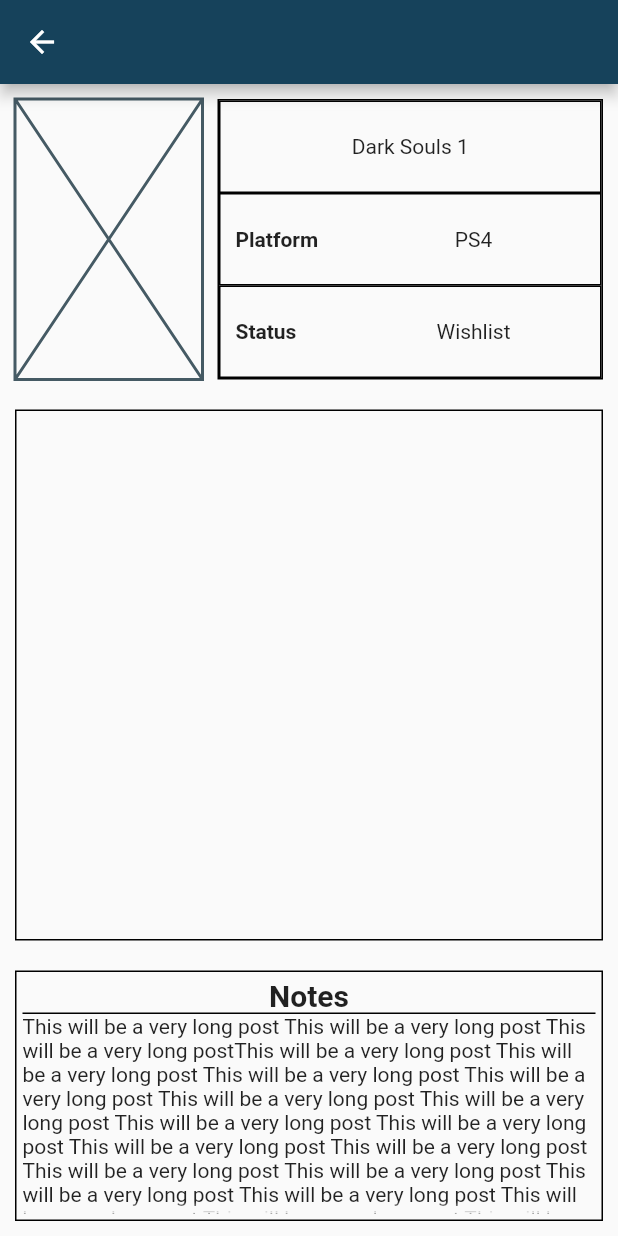
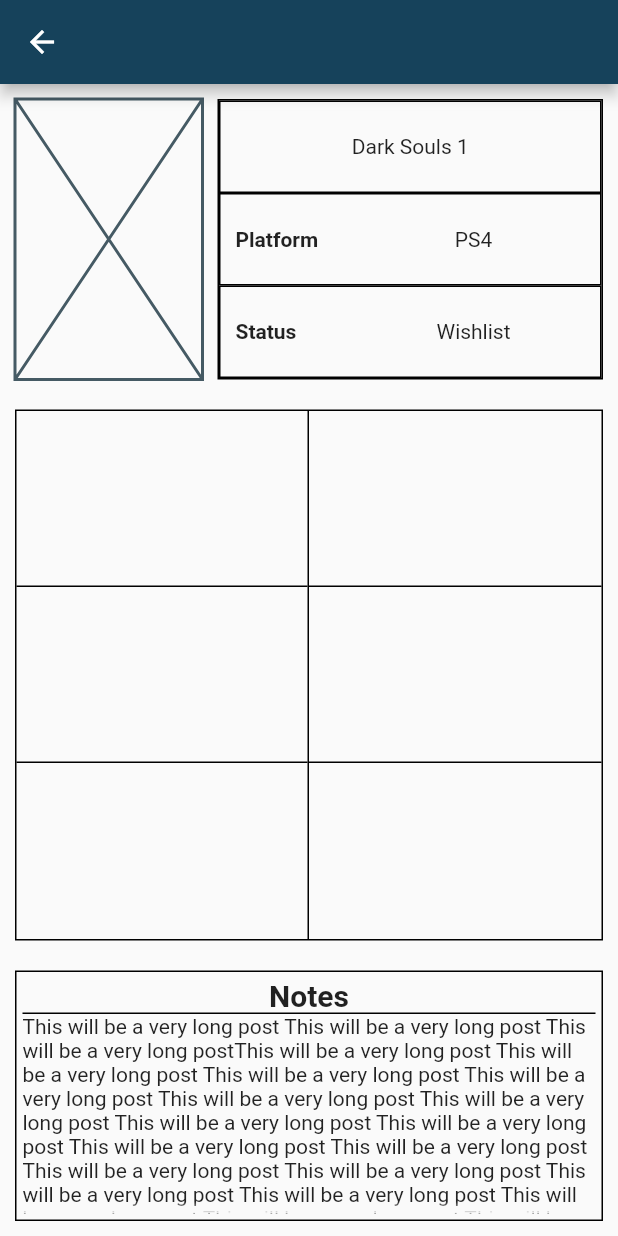
Before and after one commit to TheDurian/my-game-library, a Flutter app: the screen it shows after launch, after a tap on "Generate Samples", after a tap on "Dark Souls 1", on a phone screen of 412 x 824 dp. Run offline on Flutter 3.47's test engine with Material 2 defaults, Android fonts, the phone set to English and light mode, and no system bars; our stand-ins replace datetime_picker_formfield, sqflite; accounts and stored records are empty.

Commit message:
Adding version before i add heroes

```diff
--- a/lib/models/game.dart
+++ b/lib/models/game.dart
@@ -1,16 +1,16 @@
 class Game {
-  int id;
-  String name;
-  String platform;
+  int id; //Done
+  String name; //Done
+  String platform; //Done
+  String notes; //Done
+  String ownedStatus; //Done
+
   String edition;
   double price;
-
-  String ownedStatus;
   String playStatus;
   DateTime dateOfLastCompletion;
   int playtime;
 
-  String notes;
 
   static final ownedStatuses = ["Emulated", "Physical", "Digital", "Wishlist"];
   static final editions = ["Standard", "Steelbook", "Metalcase/Other"];
--- a/lib/screens/edit_game.dart
+++ b/lib/screens/edit_game.dart
@@ -107,7 +107,7 @@ class _EditGameScreenState extends State<EditGameScreen> {
                           prefixIcon: Icon(Icons.attach_money)
                         ),
                         onSaved: (val) => setState(() => _game.price = double.parse(val)),
-                        validator: (value) => (double.tryParse(value)!=null && double.parse(value) < 0) ?  "Please enter price" : null,
+                        validator: (value) => (value != null && double.tryParse(value)!=null && double.parse(value) < 0) ?  "Please enter price" : null,
                       ),
                     ) : null,
                   _game.hasBeaten() ?
@@ -134,7 +134,7 @@ class _EditGameScreenState extends State<EditGameScreen> {
                           prefixIcon: Icon(Icons.attach_money)
                         ),
                         onSaved: (val) => setState(() => _game.price = double.parse(val)),
-                        validator: (value) => (double.tryParse(value)!=null && double.parse(value) < 0) ? "Please enter price" : null,
+                        validator: (value) => (value != null && double.tryParse(value)!=null && double.parse(value) < 0) ? "Please enter price" : null,
                       ),
                     ) : null,
                   Container(
@@ -145,7 +145,11 @@ class _EditGameScreenState extends State<EditGameScreen> {
                       keyboardType: TextInputType.multiline,
                       //textInputAction: TextInputAction.,
                       decoration: InputDecoration(labelText: "Notes", border: OutlineInputBorder()),
-                      onSaved: (val) => setState(() => _game.notes = val),
+                      //onSaved: (val) => setState(() => _game.notes = val),
+                      onSaved: (val) => setState(() {
+                        print(val);
+                        _game.notes = val;
+                      }),
                     ),
                   )
                 ].where((item) => item != null).toList(),
--- a/lib/screens/game_details.dart
+++ b/lib/screens/game_details.dart
@@ -132,10 +132,86 @@ class _GameDetailsScreenState extends State<GameDetailsScreen> {
       ),
     );
 
+  //These need to be added in the middle section
+  // String edition;
+  // double price;
+  // String playStatus;
+  // DateTime dateOfLastCompletion;
+  // int playtime;
+
+
     Widget middleSection = Container(
       margin: EdgeInsets.only(top: 20),
       decoration: BoxDecoration(
         border: Border.all(),
+      ),
+      child: Container(
+        child: Row(
+          children: <Widget>[
+            Expanded(
+              child: Container(
+                decoration: BoxDecoration(
+                  border: Border(right: BorderSide(width: 1))
+                ),
+                child: Column(
+                  children: <Widget>[
+                    Expanded(
+                      child: Container(
+                        decoration: BoxDecoration(
+                          border: Border(bottom: BorderSide(width: 1))
+                        ),
+                      ),
+                    ),
+                    Expanded(
+                      child: Container(
+                        decoration: BoxDecoration(
+                          border: Border(bottom: BorderSide(width: 1))
+                        ),
+                      ),
+                    ),
+                    Expanded(
+                      child: Container(
+                        decoration: BoxDecoration(
+                        ),
+                      ),
+                    )
+                  ],
+                ),
+              ),
+            ),
+            Expanded(
+              child: Container(
+                decoration: BoxDecoration(
+                  //border: Border(right: BorderSide(width: 1))
+                ),
+                child: Column(
+                  children: <Widget>[
+                    Expanded(
+                      child: Container(
+                        decoration: BoxDecoration(
+                          border: Border(bottom: BorderSide(width: 1))
+                        ),
+                      ),
+                    ),
+                    Expanded(
+                      child: Container(
+                        decoration: BoxDecoration(
+                          border: Border(bottom: BorderSide(width: 1))
+                        ),
+                      ),
+                    ),
+                    Expanded(
+                      child: Container(
+                        decoration: BoxDecoration(
+                        ),
+                      ),
+                    )
+                  ],
+                ),
+              ),
+            )
+          ],
+        ),
       ),
 
     );
@@ -171,13 +247,13 @@ class _GameDetailsScreenState extends State<GameDetailsScreen> {
               ),
             ),
             Flexible(
-              //fit: BoxFit.contain,
-              child: Text(
-                widget.game.notes==null ? "" : widget.game.notes,
-                //softWrap: true,
-                textAlign: TextAlign.start,
-                overflow: _notesIsMinimized ? TextOverflow.fade : null,
-                // maxLines: _notesIsMinimized ? 5 : null,
+              child: Align(
+                alignment: Alignment.topLeft,
+                child: Text(
+                  widget.game.notes==null ? "" : widget.game.notes,
+                  textAlign: TextAlign.start,
+                  overflow: _notesIsMinimized ? TextOverflow.fade : null,
+                ),
               ),
             ),
           ],
```
Also changed, not shown: pubspec.lock, 2 other files.
